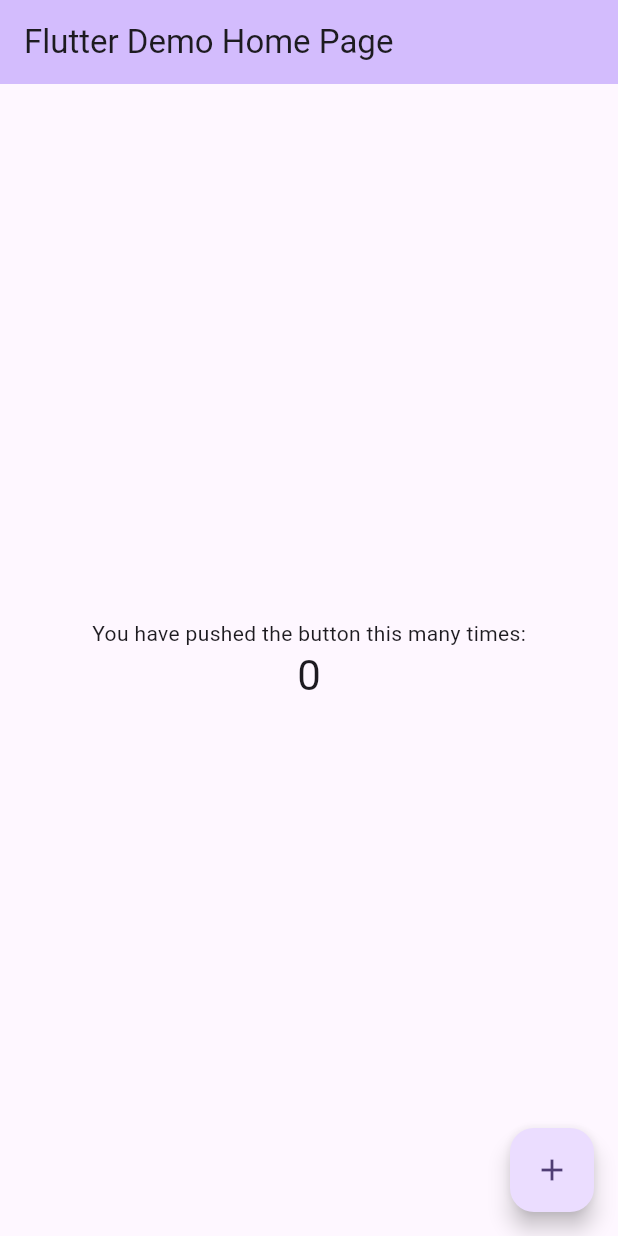
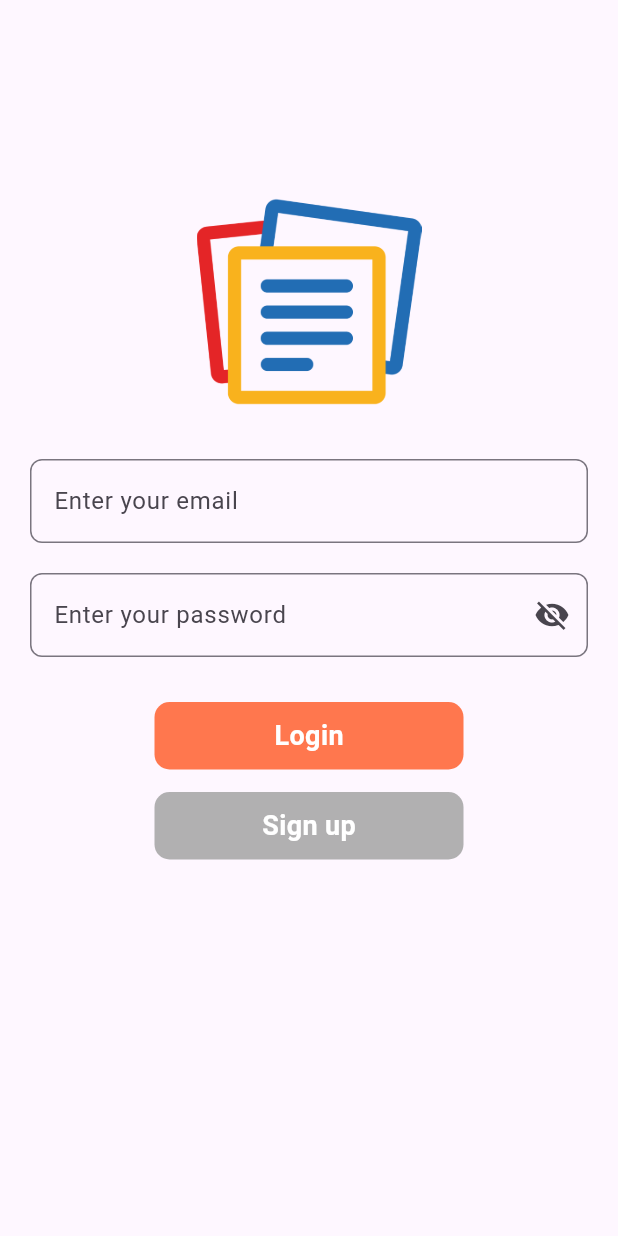
Before and after one commit to Keshav-Var/notes_app, a Flutter app: the screen it shows after launch, on a phone screen of 412 x 824 dp. Run offline on Flutter 3.47's test engine with Material 3 defaults, Android fonts, the phone set to English and light mode, and no system bars; our stand-ins replace cloud_firestore, equatable, firebase_auth, firebase_core; accounts and stored records are empty.

Commit message:
signUp and signIn page completed

```diff
--- /dev/null
+++ b/lib/features/presentation/pages/sign_in.dart
@@ -0,0 +1,135 @@
+import 'package:flutter/material.dart';
+import 'package:notes_app/features/presentation/widgets/input_text_field.dart';
+
+import 'sign_up.dart';
+
+class SignIn extends StatelessWidget {
+  SignIn({super.key});
+  final GlobalKey<FormFieldState> _formKey = GlobalKey<FormFieldState>();
+  final TextEditingController _emailController = TextEditingController();
+  final TextEditingController _passwordController = TextEditingController();
+
+  @override
+  Widget build(BuildContext context) {
+    return Scaffold(
+      appBar: AppBar(),
+      body: SingleChildScrollView(
+        child: Padding(
+          padding: const EdgeInsets.all(20),
+          child: Column(
+            mainAxisAlignment: MainAxisAlignment.center,
+            crossAxisAlignment: CrossAxisAlignment.center,
+            children: <Widget>[
+              const SizedBox(
+                height: 50,
+              ),
+              const Image(
+                image: AssetImage("assets/images/notebook.png"),
+                height: 150,
+              ),
+              Form(
+                key: _formKey,
+                child: Column(
+                  crossAxisAlignment: CrossAxisAlignment.center,
+                  children: <Widget>[
+                    const SizedBox(
+                      height: 30,
+                    ),
+                    InputTextField(
+                      hintText: "Enter your email",
+                      controller: _emailController,
+                      validator: (value) {
+                        if (value == null || value.isEmpty) {
+                          return 'Please enter your email';
+                        } else if (!RegExp(r'^[^@]+@[^@]+\.[^@]+')
+                            .hasMatch(value)) {
+                          return 'Please enter a valid email address';
+                        }
+                        return null;
+                      },
+                    ),
+                    const SizedBox(
+                      height: 20,
+                    ),
+                    InputTextField(
+                      hintText: "Enter your password",
+                      controller: _passwordController,
+                      isPassword: true,
+                      validator: (value) {
+                        if (value == null || value.isEmpty) {
+                          return 'Please enter your password';
+                        }
+                        return null;
+                      },
+                    )
+                  ],
+                ),
+              ),
+              const SizedBox(
+                height: 30,
+              ),
+              GestureDetector(
+                onTap: () {
+                  // submitSignIn();
+                },
+                child: Container(
+                  height: 45,
+                  alignment: Alignment.center,
+                  width: MediaQuery.of(context).size.width / 2,
+                  decoration: BoxDecoration(
+                    color: Colors.deepOrange.withValues(alpha: .8),
+                    borderRadius: const BorderRadius.all(
+                      Radius.circular(10),
+                    ),
+                  ),
+                  child: const Text(
+                    "Login",
+                    style: TextStyle(
+                      fontSize: 18,
+                      fontWeight: FontWeight.w600,
+                      color: Colors.white,
+                    ),
+                  ),
+                ),
+              ),
+              const SizedBox(
+                height: 15,
+              ),
+              GestureDetector(
+                onTap: () {
+                  Navigator.pushReplacement(
+                    context,
+                    MaterialPageRoute(
+                      builder: (context) {
+                        return SignUp();
+                      },
+                    ),
+                  );
+                },
+                child: Container(
+                  height: 45,
+                  alignment: Alignment.center,
+                  width: MediaQuery.of(context).size.width / 2,
+                  decoration: BoxDecoration(
+                    color: Colors.grey.withValues(alpha: .8),
+                    borderRadius: const BorderRadius.all(
+                      Radius.circular(10),
+                    ),
+                  ),
+                  child: const Text(
+                    "Sign up",
+                    style: TextStyle(
+                      fontSize: 18,
+                      fontWeight: FontWeight.w600,
+                      color: Colors.white,
+                    ),
+                  ),
+                ),
+              ),
+            ],
+          ),
+        ),
+      ),
+    );
+  }
+}
--- /dev/null
+++ b/lib/features/presentation/widgets/input_text_field.dart
@@ -0,0 +1,57 @@
+import 'package:flutter/material.dart';
+
+//
+
+class InputTextField extends StatefulWidget {
+  final String hintText;
+  final bool isPassword;
+  final TextEditingController? controller;
+  final String? Function(String?)? validator;
+
+  const InputTextField({
+    super.key,
+    required this.hintText,
+    this.isPassword = false,
+    this.controller,
+    this.validator,
+  });
+
+  @override
+  _InputTextFieldState createState() => _InputTextFieldState();
+}
+
+class _InputTextFieldState extends State<InputTextField> {
+  bool _obscureText = true; // Track password visibility
+
+  @override
+  Widget build(BuildContext context) {
+    return TextFormField(
+      controller: widget.controller, // Attach the controller
+      autovalidateMode: AutovalidateMode.onUserInteraction,
+      obscureText: widget.isPassword
+          ? _obscureText
+          : false, // Toggle password visibility
+      validator: widget.validator, // Attach the validator function
+      decoration: InputDecoration(
+        hintText: widget.hintText,
+        border: OutlineInputBorder(
+          borderRadius: BorderRadius.circular(8),
+        ),
+        // filled: true,
+        // fillColor: const Color(0xAAD3D3D3),
+        suffixIcon: widget.isPassword
+            ? IconButton(
+                icon: Icon(
+                  _obscureText ? Icons.visibility_off : Icons.visibility,
+                ),
+                onPressed: () {
+                  setState(() {
+                    _obscureText = !_obscureText; // Toggle visibility
+                  });
+                },
+              )
+            : null,
+      ),
+    );
+  }
+}
--- a/lib/main.dart
+++ b/lib/main.dart
@@ -1,5 +1,6 @@
 import 'package:firebase_core/firebase_core.dart';
 import 'package:flutter/material.dart';
+import 'package:notes_app/features/presentation/pages/sign_in.dart';
 
 Future<void> main() async {
   WidgetsFlutterBinding.ensureInitialized();
@@ -19,95 +20,16 @@ class MyApp extends StatelessWidget {
         colorScheme: ColorScheme.fromSeed(seedColor: Colors.deepPurple),
         useMaterial3: true,
       ),
-      home: const MyHomePage(title: 'Flutter Demo Home Page'),
+      home: const HomePage(),
     );
   }
 }
 
-class MyHomePage extends StatefulWidget {
-  const MyHomePage({super.key, required this.title});
-
-  // This widget is the home page of your application. It is stateful, meaning
-  // that it has a State object (defined below) that contains fields that affect
-  // how it looks.
-
-  // This class is the configuration for the state. It holds the values (in this
-  // case the title) provided by the parent (in this case the App widget) and
-  // used by the build method of the State. Fields in a Widget subclass are
-  // always marked "final".
-
-  final String title;
-
-  @override
-  State<MyHomePage> createState() => _MyHomePageState();
-}
-
-class _MyHomePageState extends State<MyHomePage> {
-  int _counter = 0;
-
-  void _incrementCounter() {
-    setState(() {
-      // This call to setState tells the Flutter framework that something has
-      // changed in this State, which causes it to rerun the build method below
-      // so that the display can reflect the updated values. If we changed
-      // _counter without calling setState(), then the build method would not be
-      // called again, and so nothing would appear to happen.
-      _counter++;
-    });
-  }
+class HomePage extends StatelessWidget {
+  const HomePage({super.key});
 
   @override
   Widget build(BuildContext context) {
-    // This method is rerun every time setState is called, for instance as done
-    // by the _incrementCounter method above.
-    //
-    // The Flutter framework has been optimized to make rerunning build methods
-    // fast, so that you can just rebuild anything that needs updating rather
-    // than having to individually change instances of widgets.
-    return Scaffold(
-      appBar: AppBar(
-        // TRY THIS: Try changing the color here to a specific color (to
-        // Colors.amber, perhaps?) and trigger a hot reload to see the AppBar
-        // change color while the other colors stay the same.
-        backgroundColor: Theme.of(context).colorScheme.inversePrimary,
-        // Here we take the value from the MyHomePage object that was created by
-        // the App.build method, and use it to set our appbar title.
-        title: Text(widget.title),
-      ),
-      body: Center(
-        // Center is a layout widget. It takes a single child and positions it
-        // in the middle of the parent.
-        child: Column(
-          // Column is also a layout widget. It takes a list of children and
-          // arranges them vertically. By default, it sizes itself to fit its
-          // children horizontally, and tries to be as tall as its parent.
-          //
-          // Column has various properties to control how it sizes itself and
-          // how it positions its children. Here we use mainAxisAlignment to
-          // center the children vertically; the main axis here is the vertical
-          // axis because Columns are vertical (the cross axis would be
-          // horizontal).
-          //
-          // TRY THIS: Invoke "debug painting" (choose the "Toggle Debug Paint"
-          // action in the IDE, or press "p" in the console), to see the
-          // wireframe for each widget.
-          mainAxisAlignment: MainAxisAlignment.center,
-          children: <Widget>[
-            const Text(
-              'You have pushed the button this many times:',
-            ),
-            Text(
-              '$_counter',
-              style: Theme.of(context).textTheme.headlineMedium,
-            ),
-          ],
-        ),
-      ),
-      floatingActionButton: FloatingActionButton(
-        onPressed: _incrementCounter,
-        tooltip: 'Increment',
-        child: const Icon(Icons.add),
-      ), // This trailing comma makes auto-formatting nicer for build methods.
-    );
+    return SignIn();
   }
 }
--- a/pubspec.yaml
+++ b/pubspec.yaml
@@ -65,8 +65,8 @@ flutter:
   uses-material-design: true
 
   # To add assets to your application, add an assets section, like this:
-  # assets:
-  #   - images/a_dot_burr.jpeg
+  assets:
+    - assets/images/
   #   - images/a_dot_ham.jpeg
 
   # An image asset can refer to one or more resolution-specific "variants", see
```
Also changed, not shown: lib/features/presentation/pages/sign_up.dart (added, +168 -0 lines).
